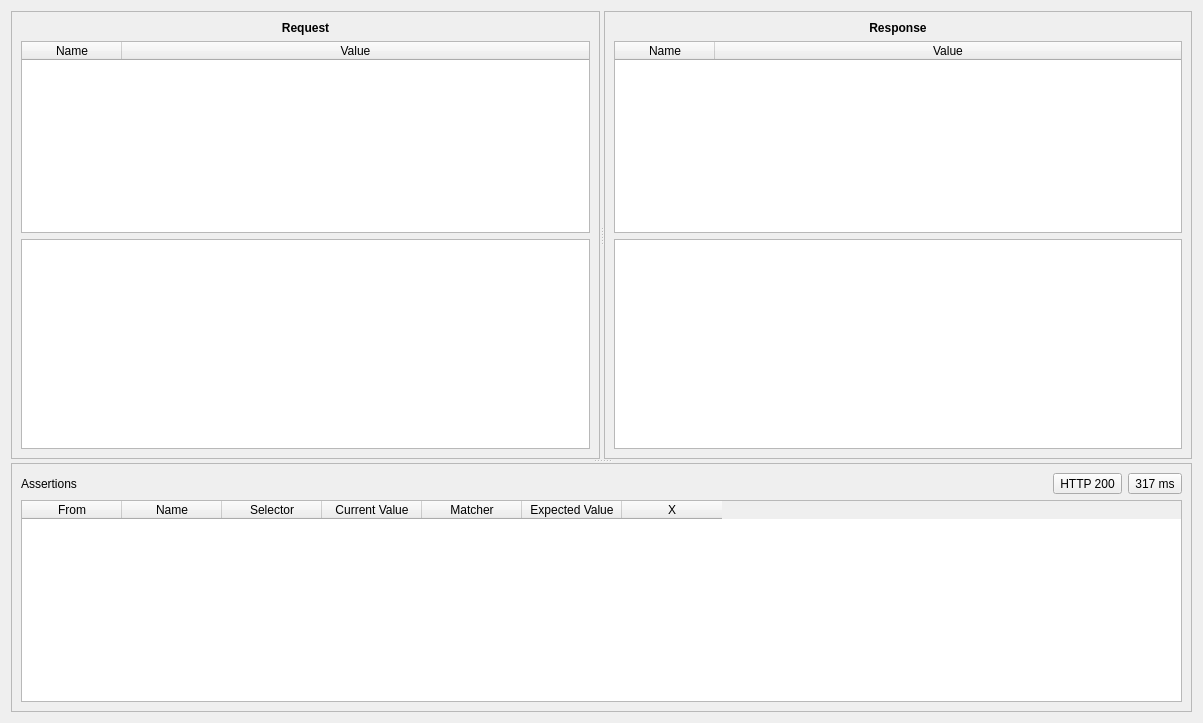
Before: the Qt Designer form resources/ui/assertion_builder_dialog.ui in namuan/http-rider, drawn with Qt 5.
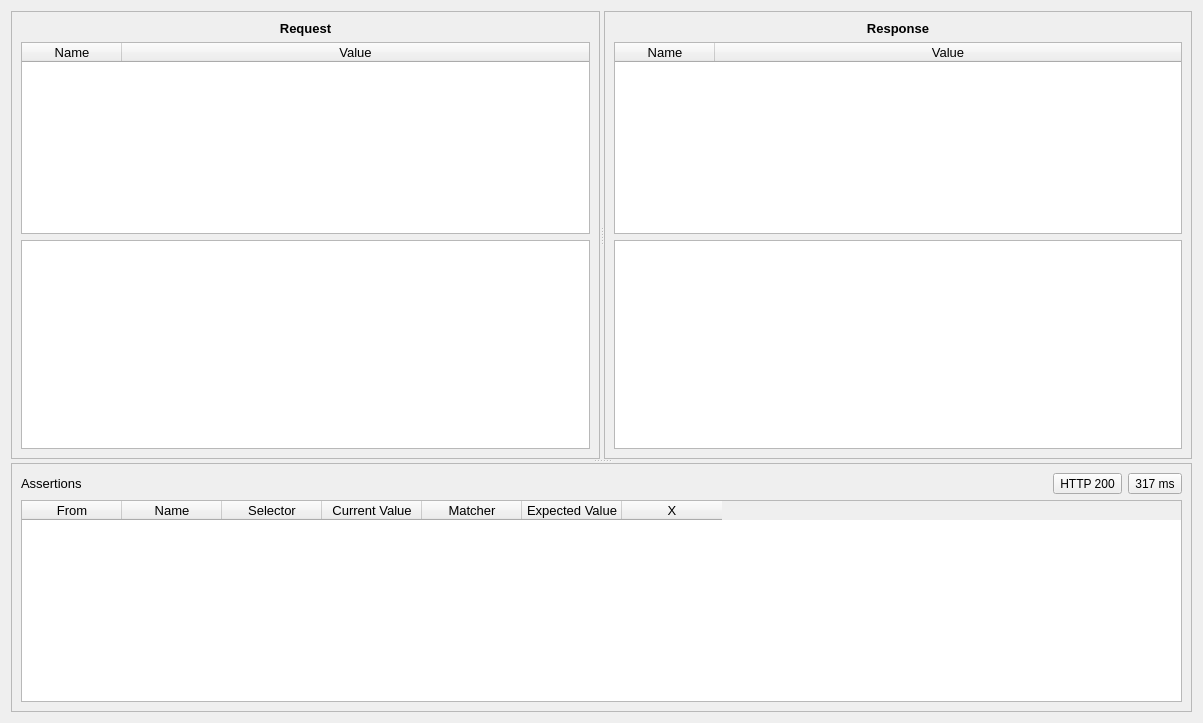
After: the same form once the commit is applied.

Commit message: [Feature] Added Raw Request/Response rendering [Improv] Refactored more files to absolute imports [Improv] Changed font size to 10

What changed in the file:
```diff
--- a/resources/ui/assertion_builder_dialog.ui
+++ b/resources/ui/assertion_builder_dialog.ui
@@ -41,6 +41,7 @@
          <widget class="QLabel" name="label">
           <property name="font">
            <font>
+            <pointsize>10</pointsize>
             <weight>75</weight>
             <bold>true</bold>
            </font>
@@ -55,6 +56,11 @@
         </item>
         <item>
          <widget class="QTreeWidget" name="tbl_request_headers">
+          <property name="font">
+           <font>
+            <pointsize>10</pointsize>
+           </font>
+          </property>
           <column>
            <property name="text">
             <string>Name</string>
@@ -81,6 +87,11 @@
             <verstretch>1</verstretch>
            </sizepolicy>
           </property>
+          <property name="font">
+           <font>
+            <pointsize>10</pointsize>
+           </font>
+          </property>
           <property name="editTriggers">
            <set>QAbstractItemView::NoEditTriggers</set>
           </property>
@@ -106,6 +117,7 @@
          <widget class="QLabel" name="label_2">
           <property name="font">
            <font>
+            <pointsize>10</pointsize>
             <weight>75</weight>
             <bold>true</bold>
            </font>
@@ -120,6 +132,11 @@
         </item>
         <item>
          <widget class="QTreeWidget" name="tbl_response_headers">
+          <property name="font">
+           <font>
+            <pointsize>10</pointsize>
+           </font>
+          </property>
           <column>
            <property name="text">
             <string>Name</string>
@@ -146,6 +163,11 @@
             <verstretch>1</verstretch>
            </sizepolicy>
           </property>
+          <property name="font">
+           <font>
+            <pointsize>10</pointsize>
+           </font>
+          </property>
           <property name="editTriggers">
            <set>QAbstractItemView::NoEditTriggers</set>
           </property>
@@ -172,6 +194,11 @@
         <layout class="QHBoxLayout" name="horizontalLayout_2">
          <item>
           <widget class="QLabel" name="label_3">
+           <property name="font">
+            <font>
+             <pointsize>10</pointsize>
+            </font>
+           </property>
            <property name="text">
             <string>Assertions</string>
            </property>
@@ -208,6 +235,11 @@
        </item>
        <item>
         <widget class="QTreeWidget" name="tbl_assertions">
+         <property name="font">
+          <font>
+           <pointsize>10</pointsize>
+          </font>
+         </property>
          <attribute name="headerStretchLastSection">
           <bool>false</bool>
          </attribute>
```
The commit also changes 56 other files.
